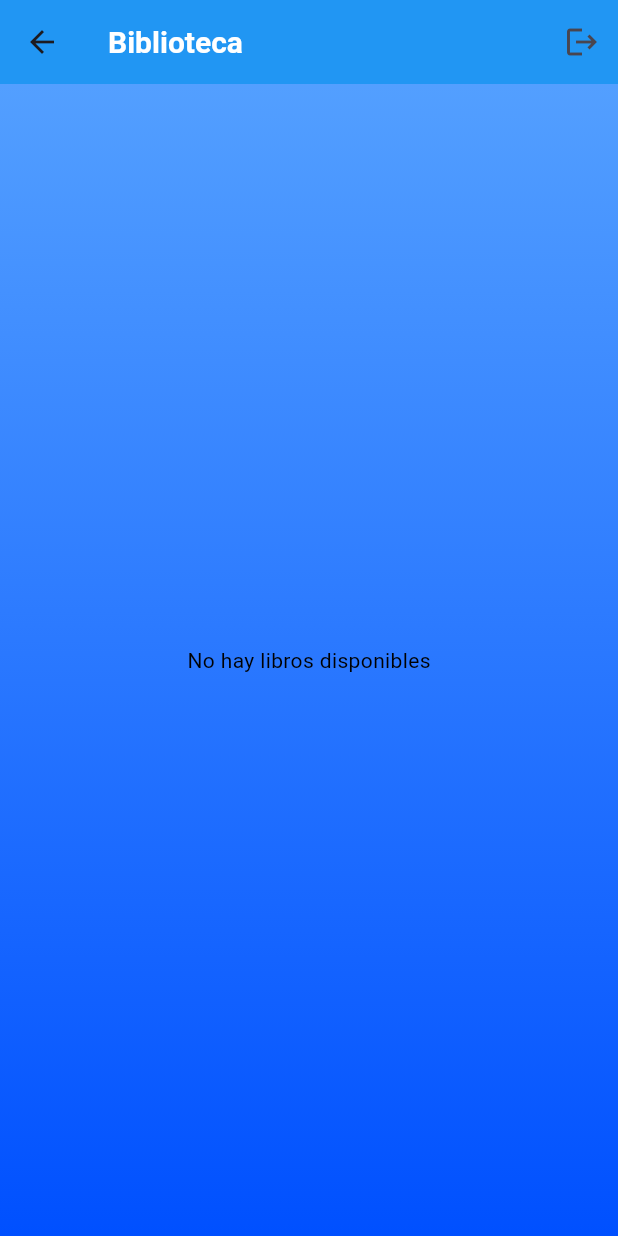
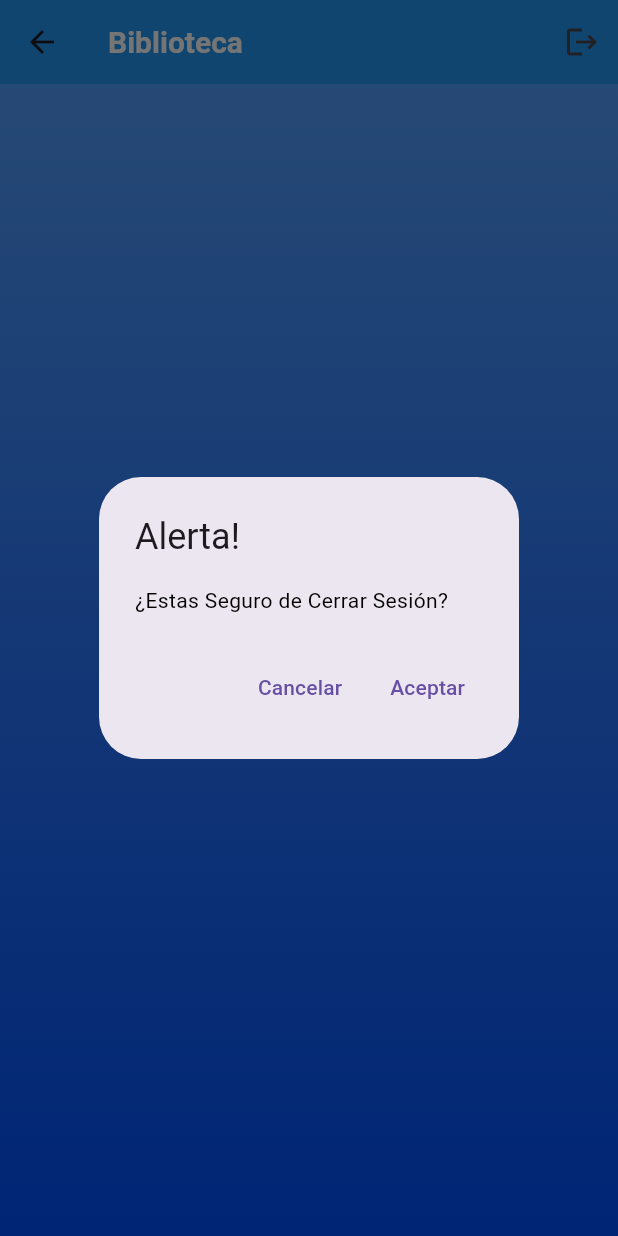
Before and after one commit to Eswin-Poroj/biblioteca-app, a Flutter app: the HomeScreen screen opened by its route, after a tap on the "logout" icon, on a phone screen of 412 x 824 dp. Run offline on Flutter 3.47's test engine with Material 3 defaults, Android fonts, the phone set to English and light mode, and no system bars; our stand-ins replace flutter_secure_storage, go_router; accounts and stored records are empty; network calls fail.

```diff
--- a/lib/app/my_app.dart
+++ b/lib/app/my_app.dart
@@ -18,6 +18,7 @@ class MyApp extends StatelessWidget {
       theme: themeApp(),
       debugShowCheckedModeBanner: false,
       routerConfig: _goRoute,
+
     );
   }
 }
--- a/lib/routes/routes.dart
+++ b/lib/routes/routes.dart
@@ -7,6 +7,7 @@ import 'package:go_router/go_router.dart';
 import '../models/book.dart';
 import '../models/user_provider.dart';
 import '../screen/books/book_details_screen.dart';
+import '../screen/books/reserver_book_screen.dart';
 import '../screen/login_registrer/login_screen.dart';
 import '../screen/login_registrer/registrer/update_user.dart';
 
@@ -63,6 +64,19 @@ final routes = {
             child: BookDetailsScreen(book: book),
           );
         },
+        routes: [
+          GoRoute(
+            path: '/reserver-book',
+            builder: (context, state) {
+              final Book book = state.extra as Book;
+              return GradientScaffold(
+                child: ReserverBookScreen(
+                  book: book,
+                ),
+              );
+            },
+          ),
+        ],
       ),
     ],
   ),
--- a/lib/screen/home_screen.dart
+++ b/lib/screen/home_screen.dart
@@ -6,6 +6,7 @@ import 'package:go_router/go_router.dart';
 import 'package:provider/provider.dart';
 
 import '../models/book.dart';
+import '../models/user_provider.dart';
 
 class HomeScreen extends StatefulWidget {
   const HomeScreen({super.key});
@@ -26,8 +27,7 @@ class _HomeScreenState extends State<HomeScreen> {
         actions: [
           IconButton(
             onPressed: () {
-              //Provider.of<UserProvider>(context, listen: false).logout();
-              //context.go('/');
+              alerta(context);
             },
             icon: const Icon(Icons.logout),
           ),
@@ -132,4 +132,31 @@ class _HomeScreenState extends State<HomeScreen> {
       ),
     );
   }
+
+  void alerta(BuildContext context) {
+    showDialog(
+      context: context,
+      builder: (context) {
+        return AlertDialog(
+          title: const Text('Alerta!'),
+          content: const Text('¿Estas Seguro de Cerrar Sesión?'),
+          actions: [
+            TextButton(
+              onPressed: () {
+                Navigator.of(context).pop();
+              },
+              child: const Text('Cancelar'),
+            ),
+            TextButton(
+              onPressed: () {
+                Provider.of<UserProvider>(context, listen: false).logout();
+                context.go('/');
+              },
+              child: const Text('Aceptar'),
+            ),
+          ],
+        );
+      },
+    );
+  }
 }
--- a/pubspec.yaml
+++ b/pubspec.yaml
@@ -16,6 +16,8 @@ dependencies:
   provider: ^6.1.2
   http: ^1.2.2
   flutter_secure_storage: ^9.2.2
+  calendar_date_picker2: ^1.1.7
+  intl: ^0.19.0
 
 dev_dependencies:
   flutter_test:
```
Also changed, not shown: lib/models/user_provider.dart (+21 -2 lines), lib/screen/books/book_details_screen.dart (+13 -2 lines), lib/screen/books/reserver_book_screen.dart (added, +85 -0 lines), lib/services/user_services.dart (+32 -1 lines), pubspec.lock.
